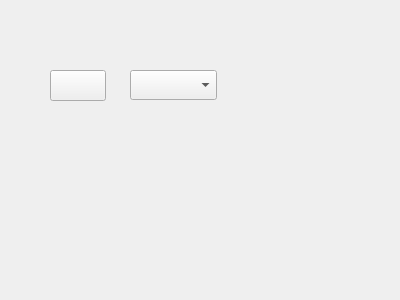
Before: the Qt Designer form src/scipyen/gui/colorbutton_and_color_combo_for_examples.ui in ctigaret/scipyen, drawn with Qt 5.
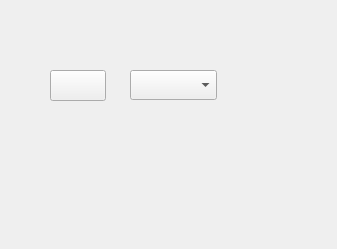
After: the same form once the commit is applied. Custom widgets are drawn as their Qt base class.

The edit to the form file:
```diff
--- a/src/scipyen/gui/colorbutton_and_color_combo_for_examples.ui
+++ b/src/scipyen/gui/colorbutton_and_color_combo_for_examples.ui
@@ -6,8 +6,8 @@
    <rect>
     <x>0</x>
     <y>0</y>
-    <width>400</width>
-    <height>300</height>
+    <width>337</width>
+    <height>249</height>
    </rect>
   </property>
   <property name="windowTitle">
```
